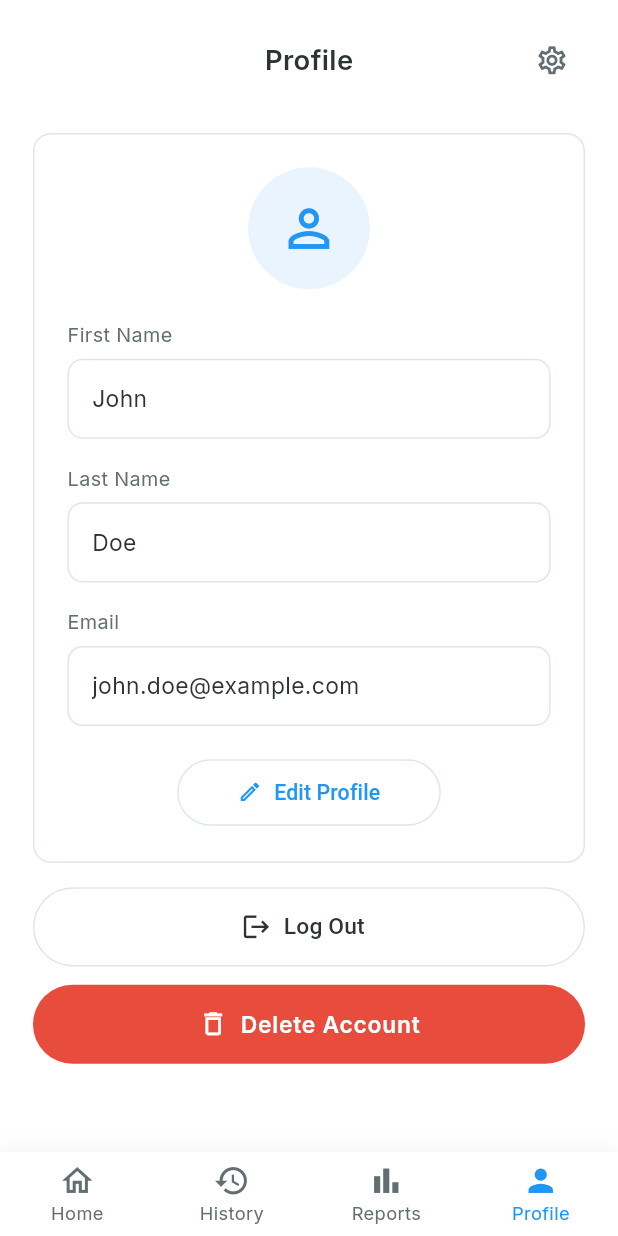
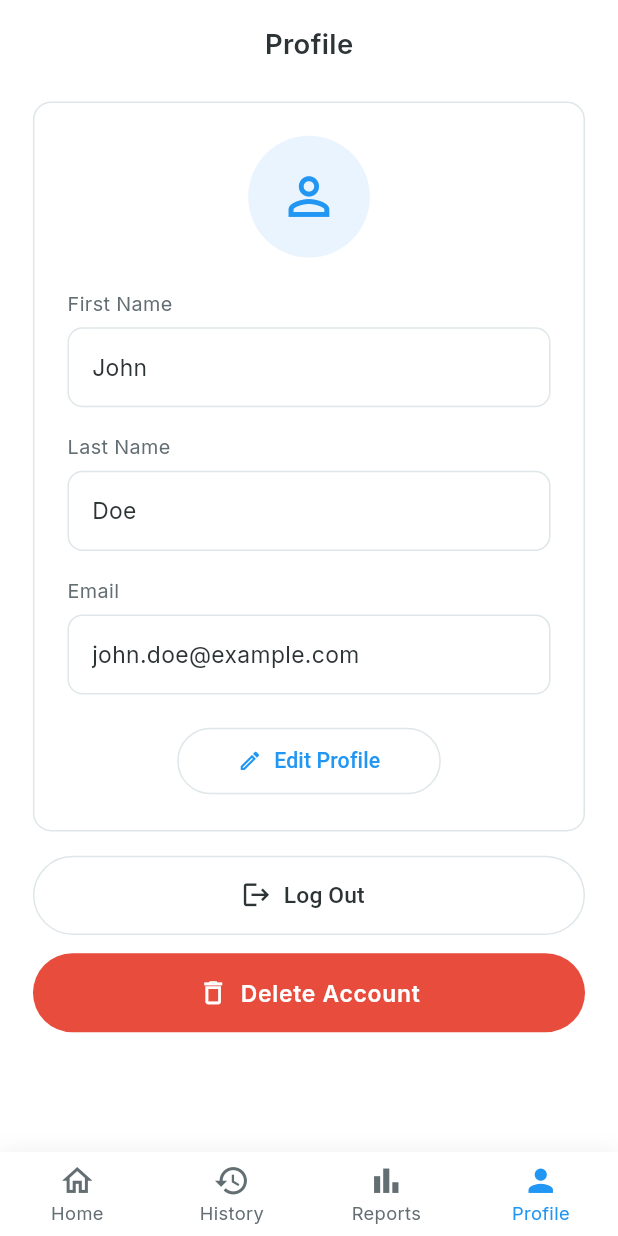
Before and after one commit to mohamed12344556/vioguard, a Flutter app: the DashboardScreen screen opened by its route, item 4 of the bottom bar chosen, on a phone screen of 412 x 824 dp. Run offline on Flutter 3.47's test engine with Material 3 defaults, Android fonts, the phone set to English and light mode, and no system bars; our stand-ins replace dartz, dio, easy_localization, equatable, flutter_bloc, flutter_screenutil and 1 more.

Commit message:
feat: implement dashboard navigation and profile screen UI

```diff
--- a/lib/features/profile/views/profile_screen.dart
+++ b/lib/features/profile/views/profile_screen.dart
@@ -12,12 +12,9 @@ class ProfileScreen extends StatelessWidget {
       padding: EdgeInsets.symmetric(horizontal: 20.w, vertical: 16.h),
       child: Column(
         children: [
-          // Title row with settings icon
-          Row(
-            mainAxisAlignment: MainAxisAlignment.spaceBetween,
-            children: [
-              SizedBox(width: 40.w),
-              Text(
+          // Title
+          Center(
+            child: Text(
               'Profile',
               style: TextStyle(
                 color: AppColors.textPrimary,
@@ -25,20 +22,6 @@ class ProfileScreen extends StatelessWidget {
                 fontWeight: FontWeight.w600,
               ),
             ),
-              SizedBox(
-                width: 40.w,
-                child: IconButton(
-                  onPressed: () =>
-                      Navigator.pushNamed(context, Routes.settings),
-                  icon: Icon(
-                    Icons.settings_outlined,
-                    color: AppColors.textSecondary,
-                    size: 22.sp,
-                  ),
-                  padding: EdgeInsets.zero,
-                ),
-              ),
-            ],
           ),
           SizedBox(height: 24.h),
           // Profile Card
```
Also changed, not shown: lib/features/home/views/dashboard_screen.dart (+43 -5 lines). Lines whose indentation alone changed are shown as unchanged.
